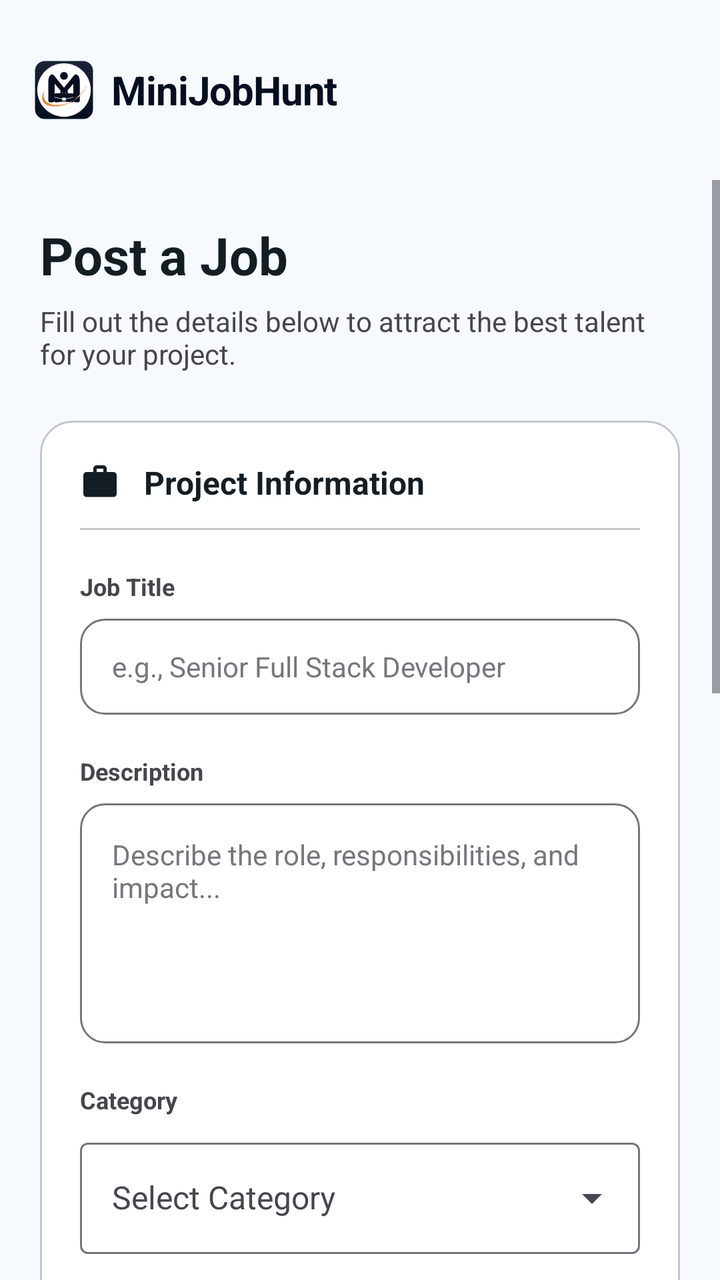
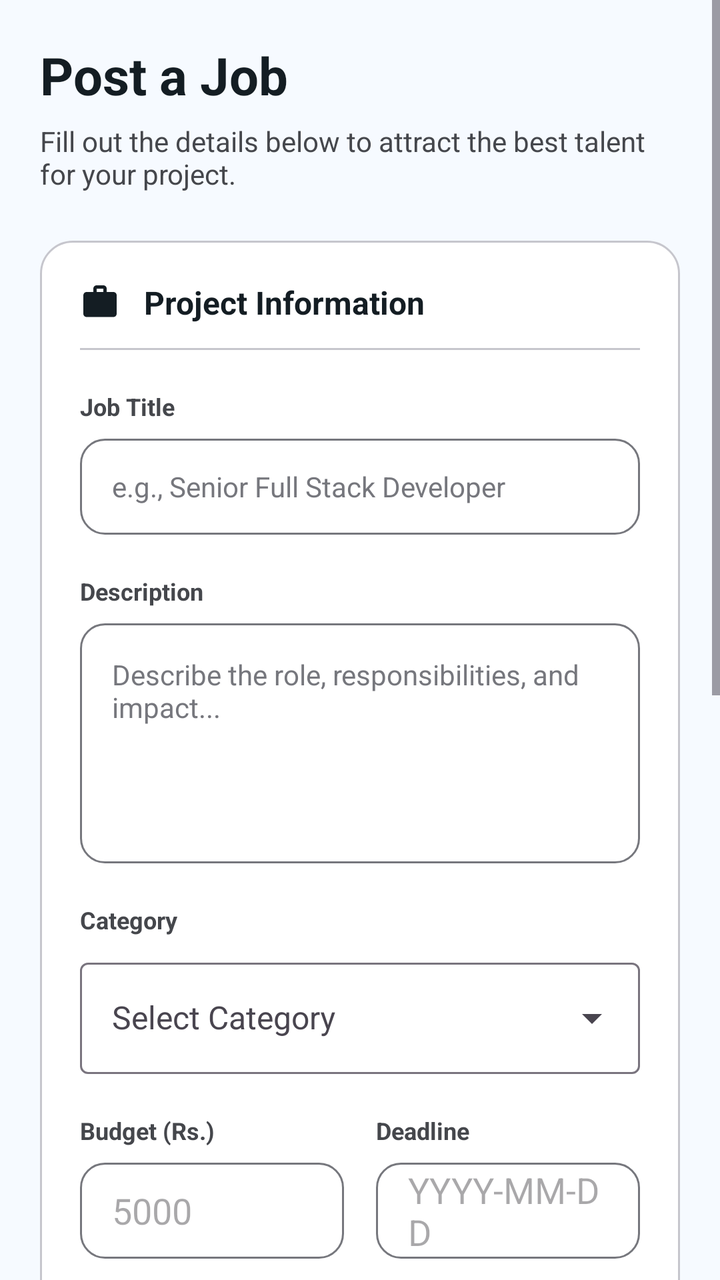

An Android layout rendered at two revisions. The XML below is the earlier revision; the diff shows what the commit changed to produce the second picture.
<!-- AndroidManifest.xml: application theme Theme.MiniJobHunt -->
<!-- res/layout/fragment_client_task_posting.xml -->
<?xml version="1.0" encoding="utf-8"?>
<LinearLayout xmlns:android="http://schemas.android.com/apk/res/android"
    xmlns:app="http://schemas.android.com/apk/res-auto"
    xmlns:tools="http://schemas.android.com/tools"
    android:layout_width="match_parent"
    android:layout_height="match_parent"
    android:orientation="vertical"
    android:background="@color/background">

    
    <include
        android:id="@+id/header"
        layout="@layout/layout_common_header" />

    <ScrollView
        android:layout_width="match_parent"
        android:layout_height="match_parent"
        android:fillViewport="true">

        <LinearLayout
            android:layout_width="match_parent"
            android:layout_height="wrap_content"
            android:orientation="vertical"
            android:padding="20dp">

            <TextView
                android:layout_width="wrap_content"
                android:layout_height="wrap_content"
                android:text="Post a Job"
                android:textColor="@color/text_primary"
                android:textSize="26sp"
                android:textStyle="bold" />

            <TextView
                android:layout_width="wrap_content"
                android:layout_height="wrap_content"
                android:layout_marginTop="6dp"
                android:text="Fill out the details below to attract the best talent for your project."
                android:textColor="@color/text_secondary"
                android:textSize="14sp" />

            
            <LinearLayout
                android:layout_width="match_parent"
                android:layout_height="wrap_content"
                android:layout_marginTop="24dp"
                android:background="@drawable/bg_card_white"
                android:orientation="vertical"
                android:padding="20dp">

                <LinearLayout
                    android:layout_width="match_parent"
                    android:layout_height="wrap_content"
                    android:gravity="center_vertical"
                    android:orientation="horizontal">
                    <ImageView
                        android:layout_width="20dp"
                        android:layout_height="20dp"
                        android:src="@drawable/ic_briefcase_filled"
                        app:tint="@color/text_primary" />
                    <TextView
                        android:layout_width="wrap_content"
                        android:layout_height="wrap_content"
                        android:layout_marginStart="12dp"
                        android:text="Project Information"
                        android:textColor="@color/text_primary"
                        android:textSize="16sp"
                        android:textStyle="bold" />
                </LinearLayout>

                <View
                    android:layout_width="match_parent"
                    android:layout_height="1dp"
                    android:layout_marginTop="12dp"
                    android:background="@color/divider" />

                <TextView
                    android:layout_width="wrap_content"
                    android:layout_height="wrap_content"
                    android:layout_marginTop="20dp"
                    android:text="Job Title"
                    android:textColor="@color/text_secondary"
                    android:textSize="12sp"
                    android:textStyle="bold" />

                <EditText
                    android:id="@+id/etTitle"
                    android:layout_width="match_parent"
                    android:layout_height="48dp"
                    android:layout_marginTop="8dp"
                    android:background="@drawable/bg_input_rounded"
                    android:hint="e.g., Senior Full Stack Developer"
                    android:paddingHorizontal="16dp"
                    android:textColor="@color/text_primary"
                    android:textColorHint="@color/text_hint"
                    android:textSize="14sp" />

                <TextView
                    android:layout_width="wrap_content"
                    android:layout_height="wrap_content"
                    android:layout_marginTop="20dp"
                    android:text="Description"
                    android:textColor="@color/text_secondary"
                    android:textSize="12sp"
                    android:textStyle="bold" />

                <EditText
                    android:id="@+id/etDescription"
                    android:layout_width="match_parent"
                    android:layout_height="120dp"
                    android:layout_marginTop="8dp"
                    android:background="@drawable/bg_input_rounded"
                    android:gravity="top"
                    android:hint="Describe the role, responsibilities, and impact..."
                    android:padding="16dp"
                    android:textColor="@color/text_primary"
                    android:textColorHint="@color/text_hint"
                    android:textSize="14sp" />

                
                <TextView
                    android:layout_width="wrap_content"
                    android:layout_height="wrap_content"
                    android:layout_marginTop="20dp"
                    android:text="Category"
                    android:textColor="@color/text_secondary"
                    android:textSize="12sp"
                    android:textStyle="bold" />
                <com.google.android.material.textfield.TextInputLayout
                    style="@style/Widget.Material3.TextInputLayout.OutlinedBox.ExposedDropdownMenu"
                    android:layout_width="match_parent"
                    android:layout_height="wrap_content"
                    android:layout_marginTop="8dp">
                    <AutoCompleteTextView
                        android:id="@+id/actCategory"
                        android:layout_width="match_parent"
                        android:layout_height="wrap_content"
                        android:inputType="none"
                        android:hint="Select Category" />
                </com.google.android.material.textfield.TextInputLayout>

                
                <LinearLayout
                    android:layout_width="match_parent"
                    android:layout_height="wrap_content"
                    android:orientation="horizontal"
                    android:layout_marginTop="20dp">
                    <LinearLayout
                        android:layout_width="0dp"
                        android:layout_height="wrap_content"
                        android:layout_weight="1"
                        android:orientation="vertical"
                        android:layout_marginEnd="8dp">
                        <TextView
                            android:layout_width="wrap_content"
                            android:layout_height="wrap_content"
                            android:text="Budget (Rs.)"
                            android:textColor="@color/text_secondary"
                            android:textSize="12sp"
                            android:textStyle="bold" />
                        <EditText
                            android:id="@+id/etBudget"
                            android:layout_width="match_parent"
                            android:layout_height="48dp"
                            android:layout_marginTop="8dp"
                            android:background="@drawable/bg_input_rounded"
                            android:hint="5000"
                            android:inputType="number"
                            android:paddingHorizontal="16dp" />
                    </LinearLayout>
                    <LinearLayout
                        android:layout_width="0dp"
                        android:layout_height="wrap_content"
                        android:layout_weight="1"
                        android:orientation="vertical"
                        android:layout_marginStart="8dp">
                        <TextView
                            android:layout_width="wrap_content"
                            android:layout_height="wrap_content"
                            android:text="Deadline"
                            android:textColor="@color/text_secondary"
                            android:textSize="12sp"
                            android:textStyle="bold" />
                        <EditText
                            android:id="@+id/etDeadline"
                            android:layout_width="match_parent"
                            android:layout_height="48dp"
                            android:layout_marginTop="8dp"
                            android:background="@drawable/bg_input_rounded"
                            android:hint="YYYY-MM-DD"
                            android:focusable="false"
                            android:paddingHorizontal="16dp" />
                    </LinearLayout>
                </LinearLayout>

                
                <TextView
                    android:layout_width="wrap_content"
                    android:layout_height="wrap_content"
                    android:layout_marginTop="20dp"
                    android:text="Required Skills"
                    android:textColor="@color/text_secondary"
                    android:textSize="12sp"
                    android:textStyle="bold" />
                <EditText
                    android:id="@+id/etSkills"
                    android:layout_width="match_parent"
                    android:layout_height="48dp"
                    android:layout_marginTop="8dp"
                    android:background="@drawable/bg_input_rounded"
                    android:hint="Java, Kotlin, Android"
                    android:paddingHorizontal="16dp" />

                <TextView
                    android:layout_width="wrap_content"
                    android:layout_height="wrap_content"
                    android:layout_marginTop="20dp"
                    android:text="Job Location"
                    android:textColor="@color/text_secondary"
                    android:textSize="12sp"
                    android:textStyle="bold" />
                <EditText
                    android:id="@+id/etLocation"
                    android:layout_width="match_parent"
                    android:layout_height="48dp"
                    android:layout_marginTop="8dp"
                    android:background="@drawable/bg_input_rounded"
                    android:hint="Select Location"
                    android:paddingHorizontal="16dp"
                    android:focusable="false"
                    android:clickable="true" />

                <TextView
                    android:layout_width="wrap_content"
                    android:layout_height="wrap_content"
                    android:layout_marginTop="20dp"
                    android:text="Experience (Years)"
                    android:textColor="@color/text_secondary"
                    android:textSize="12sp"
                    android:textStyle="bold" />
                <EditText
                    android:id="@+id/etExperience"
                    android:layout_width="match_parent"
                    android:layout_height="48dp"
                    android:layout_marginTop="8dp"
                    android:background="@drawable/bg_input_rounded"
                    android:hint="2+"
                    android:paddingHorizontal="16dp" />
            </LinearLayout>

            <com.google.android.material.button.MaterialButton
                android:id="@+id/btnPostJob"
                style="@style/AppButton.Accent"
                android:layout_width="match_parent"
                android:layout_height="48dp"
                android:layout_marginTop="24dp"
                android:text="Post Job  ▶"
                android:textAllCaps="false"
                android:textStyle="bold"
                app:cornerRadius="12dp" />

            <com.google.android.material.button.MaterialButton
                android:id="@+id/btnSaveDraft"
                style="@style/Widget.MaterialComponents.Button.OutlinedButton"
                android:layout_width="match_parent"
                android:layout_height="48dp"
                android:layout_marginTop="12dp"
                android:text="Save Draft"
                android:textAllCaps="false"
                android:textColor="@color/text_primary"
                app:cornerRadius="12dp"
                app:strokeColor="@color/divider" />

            <Space
                android:layout_width="match_parent"
                android:layout_height="100dp" />

        </LinearLayout>
    </ScrollView>
</LinearLayout>
<!-- res/layout/layout_common_header.xml (included above) -->
<?xml version="1.0" encoding="utf-8"?>
<RelativeLayout xmlns:android="http://schemas.android.com/apk/res/android"
    xmlns:app="http://schemas.android.com/apk/res-auto"
    android:layout_width="match_parent"
    android:layout_height="90dp"
    android:background="@color/surface"
    android:paddingHorizontal="16dp"
    android:paddingTop="24dp">

    <LinearLayout
        android:layout_width="wrap_content"
        android:layout_height="wrap_content"
        android:layout_centerVertical="true"
        android:gravity="center_vertical"
        android:orientation="horizontal">

        <ImageView
            android:layout_width="32dp"
            android:layout_height="32dp"
            android:src="@drawable/ic_mainlogo" />

        <TextView
            android:layout_width="wrap_content"
            android:layout_height="wrap_content"
            android:layout_marginStart="8dp"
            android:text="MiniJobHunt"
            android:textColor="@color/primary"
            android:textSize="20sp"
            android:textStyle="bold"
            android:letterSpacing="-0.02" />
    </LinearLayout>
</RelativeLayout>
<!-- resources referenced by this layout -->
<resources>
  <color name="background">#f6faff</color>
  <color name="divider">#c6c6cd</color>
  <color name="primary">#050e21</color>
  <color name="surface">#f6faff</color>
  <color name="text_hint">#76777d</color>
  <color name="text_primary">#141d23</color>
  <color name="text_secondary">#45474c</color>
  <!-- drawable bg_card_white (drawable) -->
  <?xml version="1.0" encoding="utf-8"?>
  <shape xmlns:android="http://schemas.android.com/apk/res/android"
      android:shape="rectangle">
      <solid android:color="@color/white" />
      <corners android:radius="16dp" />
      <stroke
          android:width="1dp"
          android:color="@color/outline_variant" />
  </shape>
  <!-- drawable ic_briefcase_filled (drawable) -->
  <vector xmlns:android="http://schemas.android.com/apk/res/android"
      android:width="24dp"
      android:height="24dp"
      android:viewportWidth="24"
      android:viewportHeight="24">
      <path
          android:fillColor="@color/primary"
          android:pathData="M20,6h-4V4c0,-1.11 -0.89,-2 -2,-2h-4c-1.11,0 -2,0.89 -2,2v2H4c-1.11,0 -1.99,0.89 -1.99,2L2,19c0,1.11 0.89,2 2,2h16c1.11,0 2,-0.89 2,-2V8c0,-1.11 -0.89,-2 -2,-2zM10,4h4v2h-4V4z"/>
  </vector>
  <!-- drawable ic_mainlogo: vector/xml drawable (drawable, 3696 chars, omitted) -->
  <style name="AppButton.Accent" parent="Widget.Material3.Button">
          <item name="backgroundTint">@color/orange_primary</item>
          <item name="android:textColor">@color/white</item>
          <item name="shapeAppearance">@style/ShapeAppearance.App.Medium</item>
          <item name="android:insetTop">0dp</item>
          <item name="android:insetBottom">0dp</item>
          <item name="android:letterSpacing">0.01</item>
          <item name="android:textStyle">bold</item>
      </style>
  <style name="Theme.MiniJobHunt" parent="Base.Theme.MiniJobHunt" />
  <color name="white">#FFFFFF</color>
  <color name="outline_variant">#c6c6cd</color>
  <color name="outline">#76777d</color>
  <color name="orange_primary">#de6a00</color>
  <style name="ShapeAppearance.App.Medium" parent="ShapeAppearance.Material3.MediumComponent">
          <item name="cornerSize">12dp</item>
      </style>
  <color name="primary_container">#1b2437</color>
  <color name="on_primary_container">#828ba2</color>
  <color name="secondary">#5c5f60</color>
  <style name="AppText.HeadlineLarge">
          <item name="android:textSize">24sp</item>
          <item name="android:textStyle">bold</item>
          <item name="android:textColor">@color/text_primary</item>
          <item name="android:letterSpacing">-0.02</item>
      </style>
  <style name="AppText.TitleMedium">
          <item name="android:textSize">18sp</item>
          <item name="android:textStyle">bold</item>
          <item name="android:textColor">@color/text_primary</item>
      </style>
  <style name="AppText.BodyLarge">
          <item name="android:textSize">16sp</item>
          <item name="android:textColor">@color/text_secondary</item>
      </style>
  <style name="AppText.LabelMedium">
          <item name="android:textSize">12sp</item>
          <item name="android:textStyle">bold</item>
          <item name="android:textColor">@color/text_muted</item>
          <item name="android:letterSpacing">0.01</item>
      </style>
  <color name="text_muted">#76777d</color>
  <!-- unchanged entries left out for length: 2 -->
</resources>

<!-- the commit's change to res/layout/fragment_client_task_posting.xml (unified diff, before → after) -->
@@ -6,11 +6,6 @@
     android:layout_height="match_parent"
     android:orientation="vertical"
     android:background="@color/background">
-
-    
-    <include
-        android:id="@+id/header"
-        layout="@layout/layout_common_header" />
 
     <ScrollView
         android:layout_width="match_parent"
@@ -278,36 +273,3 @@
         </LinearLayout>
     </ScrollView>
 </LinearLayout>
-<!-- res/layout/layout_common_header.xml (included above) -->
-<?xml version="1.0" encoding="utf-8"?>
-<RelativeLayout xmlns:android="http://schemas.android.com/apk/res/android"
-    xmlns:app="http://schemas.android.com/apk/res-auto"
-    android:layout_width="match_parent"
-    android:layout_height="90dp"
-    android:background="@color/surface"
-    android:paddingHorizontal="16dp"
-    android:paddingTop="24dp">
-
-    <LinearLayout
-        android:layout_width="wrap_content"
-        android:layout_height="wrap_content"
-        android:layout_centerVertical="true"
-        android:gravity="center_vertical"
-        android:orientation="horizontal">
-
-        <ImageView
-            android:layout_width="32dp"
-            android:layout_height="32dp"
-            android:src="@drawable/ic_mainlogo" />
-
-        <TextView
-            android:layout_width="wrap_content"
-            android:layout_height="wrap_content"
-            android:layout_marginStart="8dp"
-            android:text="MiniJobHunt"
-            android:textColor="@color/primary"
-            android:textSize="20sp"
-            android:textStyle="bold"
-            android:letterSpacing="-0.02" />
-    </LinearLayout>
-</RelativeLayout>
<!-- resource entries referenced after the edit -->
@@ -3,7 +3,6 @@
   <color name="background">#f6faff</color>
   <color name="divider">#c6c6cd</color>
   <color name="primary">#050e21</color>
-  <color name="surface">#f6faff</color>
   <color name="text_hint">#76777d</color>
   <color name="text_primary">#141d23</color>
   <color name="text_secondary">#45474c</color>
@@ -27,7 +26,6 @@
           android:fillColor="@color/primary"
           android:pathData="M20,6h-4V4c0,-1.11 -0.89,-2 -2,-2h-4c-1.11,0 -2,0.89 -2,2v2H4c-1.11,0 -1.99,0.89 -1.99,2L2,19c0,1.11 0.89,2 2,2h16c1.11,0 2,-0.89 2,-2V8c0,-1.11 -0.89,-2 -2,-2zM10,4h4v2h-4V4z"/>
   </vector>
-  <!-- drawable ic_mainlogo: vector/xml drawable (drawable, 3696 chars, omitted) -->
   <style name="AppButton.Accent" parent="Widget.Material3.Button">
           <item name="backgroundTint">@color/orange_primary</item>
           <item name="android:textColor">@color/white</item>
